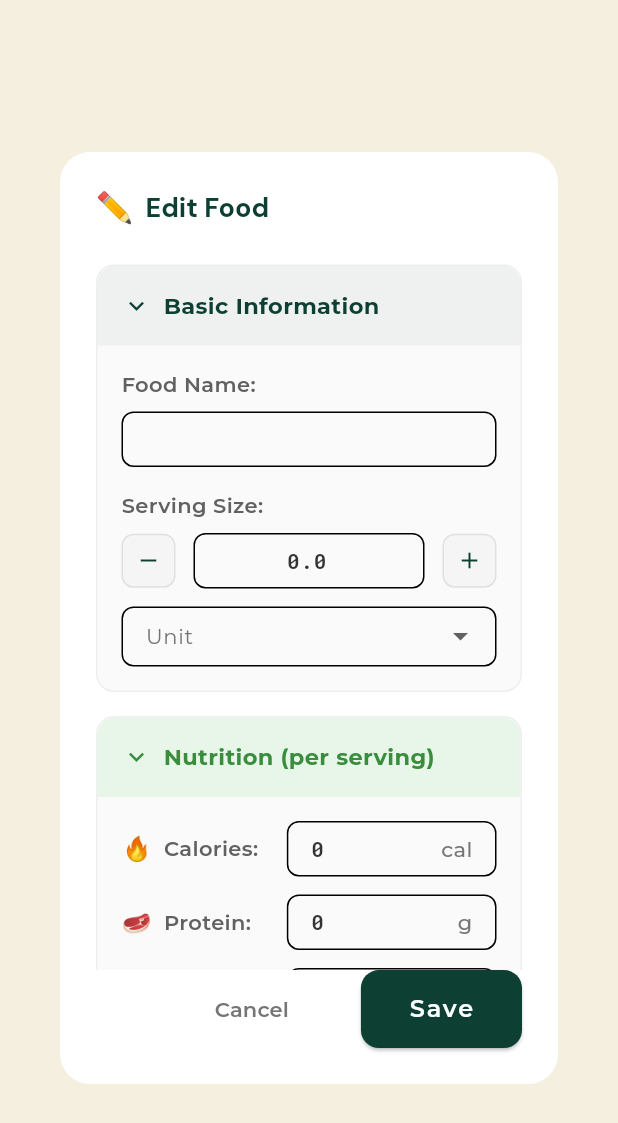
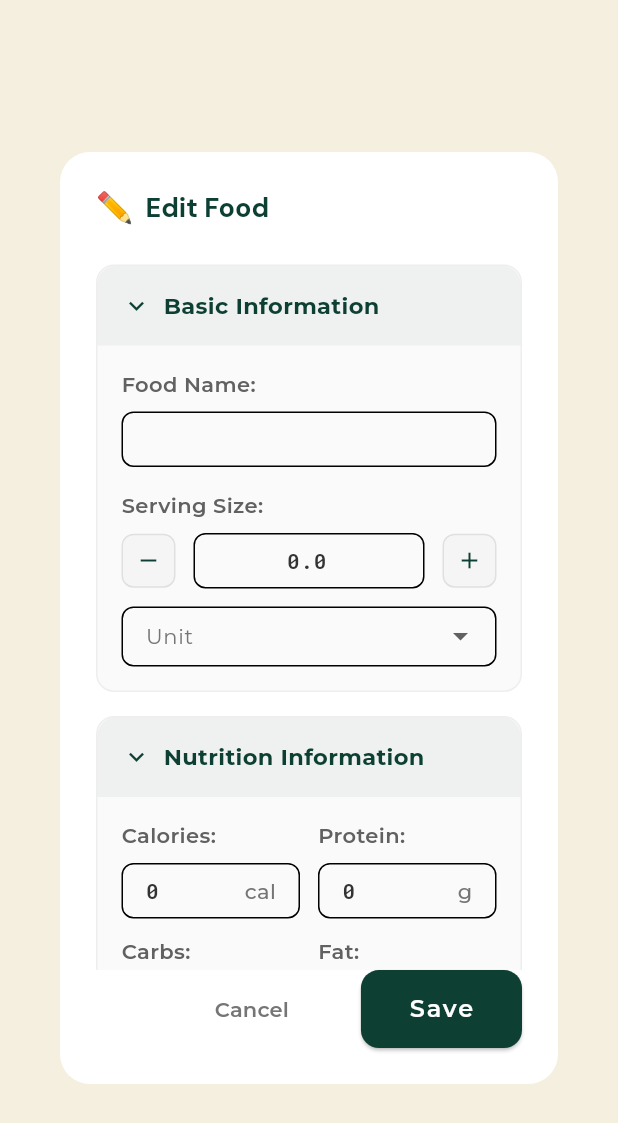
Before and after one commit to siho1117/food_cal, a Flutter app: the QuickEditFoodDialog widget shown alone on an empty page, opened directly with empty values, on a phone screen of 412 x 824 dp. Shown: the top 1123 px of the screen. Run offline on Flutter 3.47's test engine with Material 3 defaults, Android fonts, the phone set to English and light mode, and no system bars; our stand-ins replace camera, curved_navigation_bar, flutter_dotenv, flutter_image_compress, google_fonts, image_picker and 1 more; accounts and stored records are empty.

Commit message:
Your commit message here

```diff
--- a/lib/widgets/home/quick_edit_food_dialog.dart
+++ b/lib/widgets/home/quick_edit_food_dialog.dart
@@ -189,20 +189,20 @@ class _QuickEditFoodDialogState extends State<QuickEditFoodDialog> {
                       borderSide: BorderSide(color: AppTheme.primaryBlue, width: 2),
                     ),
                     contentPadding: const EdgeInsets.symmetric(horizontal: 12, vertical: 8),
+                    isDense: true,
                     counterText: '',
-                    isDense: true,
                   ),
                   style: AppTextStyles.getBodyStyle().copyWith(
                     fontSize: 14,
-                    fontWeight: FontWeight.w500,
+                    fontWeight: FontWeight.w600,
                   ),
-                  textCapitalization: TextCapitalization.words,
-                  inputFormatters: [LengthLimitingTextInputFormatter(100)],
+                  inputFormatters: [
+                    LengthLimitingTextInputFormatter(100),
+                  ],
                 ),
-
                 const SizedBox(height: 16),
 
-                // Serving Size Section - Better spacing
+                // Serving Size Section
                 Text(
                   'Serving Size:',
                   style: AppTextStyles.getBodyStyle().copyWith(
@@ -212,7 +212,6 @@ class _QuickEditFoodDialogState extends State<QuickEditFoodDialog> {
                   ),
                 ),
                 const SizedBox(height: 8),
-                // Amount Controls Row
                 Row(
                   children: [
                     _buildServingAdjustButton(Icons.remove, () => _adjustServing(-0.1)),
@@ -220,8 +219,6 @@ class _QuickEditFoodDialogState extends State<QuickEditFoodDialog> {
                     Expanded(
                       child: TextField(
                         controller: _servingSizeController,
-                        keyboardType: const TextInputType.numberWithOptions(decimal: true),
-                        textAlign: TextAlign.center,
                         decoration: InputDecoration(
                           border: OutlineInputBorder(
                             borderRadius: BorderRadius.circular(8),
@@ -238,6 +235,8 @@ class _QuickEditFoodDialogState extends State<QuickEditFoodDialog> {
                           fontSize: 14,
                           fontWeight: FontWeight.w600,
                         ),
+                        textAlign: TextAlign.center,
+                        keyboardType: const TextInputType.numberWithOptions(decimal: true),
                         inputFormatters: [
                           FilteringTextInputFormatter.allow(RegExp(r'^\d*\.?\d*')),
                         ],
@@ -247,7 +246,8 @@ class _QuickEditFoodDialogState extends State<QuickEditFoodDialog> {
                     _buildServingAdjustButton(Icons.add, () => _adjustServing(0.1)),
                   ],
                 ),
-                const SizedBox(height: 12), // 12 spacing before unit dropdown
+                const SizedBox(height: 12),
+
                 // Unit Dropdown - Full Width
                 DropdownButtonFormField<String>(
                   value: _selectedUnit,
@@ -295,11 +295,12 @@ class _QuickEditFoodDialogState extends State<QuickEditFoodDialog> {
       ),
       child: Column(
         children: [
+          // Section Header
           Container(
             width: double.infinity,
             padding: const EdgeInsets.all(16),
             decoration: BoxDecoration(
-              color: Colors.green[50],
+              color: AppTheme.primaryBlue.withOpacity(0.05),
               borderRadius: const BorderRadius.only(
                 topLeft: Radius.circular(12),
                 topRight: Radius.circular(12),
@@ -307,30 +308,43 @@ class _QuickEditFoodDialogState extends State<QuickEditFoodDialog> {
             ),
             child: Row(
               children: [
-                Icon(Icons.keyboard_arrow_down, size: 20, color: Colors.green[700]),
+                Icon(Icons.keyboard_arrow_down, size: 20, color: AppTheme.primaryBlue),
                 const SizedBox(width: 8),
                 Text(
-                  'Nutrition (per serving)',
+                  'Nutrition Information',
                   style: AppTextStyles.getBodyStyle().copyWith(
                     fontWeight: FontWeight.w700,
-                    color: Colors.green[700],
+                    color: AppTheme.primaryBlue,
                     fontSize: 15,
                   ),
                 ),
               ],
             ),
           ),
+
+          // Section Content
           Padding(
             padding: const EdgeInsets.all(16),
             child: Column(
               children: [
-                _buildNutritionRow('🔥', 'Calories', _caloriesController, 'cal'),
+                // Row 1: Calories and Protein
+                Row(
+                  children: [
+                    Expanded(child: _buildNutritionField(_caloriesController, 'Calories', 'cal')),
+                    const SizedBox(width: 12),
+                    Expanded(child: _buildNutritionField(_proteinController, 'Protein', 'g')),
+                  ],
+                ),
                 const SizedBox(height: 12),
-                _buildNutritionRow('🥩', 'Protein', _proteinController, 'g'),
-                const SizedBox(height: 12),
-                _buildNutritionRow('🍞', 'Carbs', _carbsController, 'g'),
-                const SizedBox(height: 12),
-                _buildNutritionRow('🥑', 'Fat', _fatController, 'g'),
+
+                // Row 2: Carbs and Fat
+                Row(
+                  children: [
+                    Expanded(child: _buildNutritionField(_carbsController, 'Carbs', 'g')),
+                    const SizedBox(width: 12),
+                    Expanded(child: _buildNutritionField(_fatController, 'Fat', 'g')),
+                  ],
+                ),
               ],
             ),
           ),
@@ -339,15 +353,11 @@ class _QuickEditFoodDialogState extends State<QuickEditFoodDialog> {
     );
   }
 
-  Widget _buildNutritionRow(String emoji, String label, TextEditingController controller, String unit) {
-    return Row(
-      crossAxisAlignment: CrossAxisAlignment.center,
+  Widget _buildNutritionField(TextEditingController controller, String label, String unit) {
+    return Column(
+      crossAxisAlignment: CrossAxisAlignment.start,
       children: [
-        Text(emoji, style: const TextStyle(fontSize: 16)),
-        const SizedBox(width: 8),
-        SizedBox(
-          width: 70,
-          child: Text(
+        Text(
           '$label:',
           style: AppTextStyles.getBodyStyle().copyWith(
             fontWeight: FontWeight.w600,
@@ -355,12 +365,9 @@ class _QuickEditFoodDialogState extends State<QuickEditFoodDialog> {
             fontSize: 14,
           ),
         ),
-        ),
-        const SizedBox(width: 12),
-        Expanded(
-          child: TextField(
+        const SizedBox(height: 8),
+        TextField(
           controller: controller,
-            keyboardType: const TextInputType.numberWithOptions(decimal: true),
           decoration: InputDecoration(
             border: OutlineInputBorder(
               borderRadius: BorderRadius.circular(8),
@@ -387,7 +394,6 @@ class _QuickEditFoodDialogState extends State<QuickEditFoodDialog> {
             FilteringTextInputFormatter.allow(RegExp(r'^\d*\.?\d*')),
             LengthLimitingTextInputFormatter(8),
           ],
-          ),
         ),
       ],
     );
```
Lines whose indentation alone changed are shown as unchanged.
